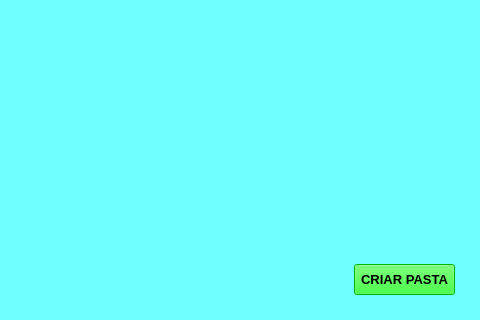
First picture: the form in terceira_tela.ui, repository FranciscoDias87/tcc-main, before the edit; both pictures show x 130 to 610 and y 228 to 548 of the 610 by 548 pixel window.
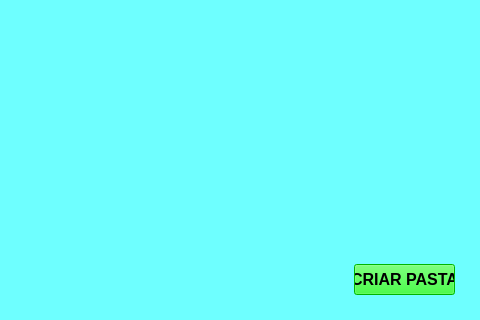
Second picture: the form after the edit.

Commit message: atulização de fontes

```diff
--- a/terceira_tela.ui
+++ b/terceira_tela.ui
@@ -61,7 +61,7 @@
     </property>
     <property name="font">
      <font>
-      <pointsize>10</pointsize>
+      <pointsize>12</pointsize>
       <weight>75</weight>
       <bold>true</bold>
      </font>
```
